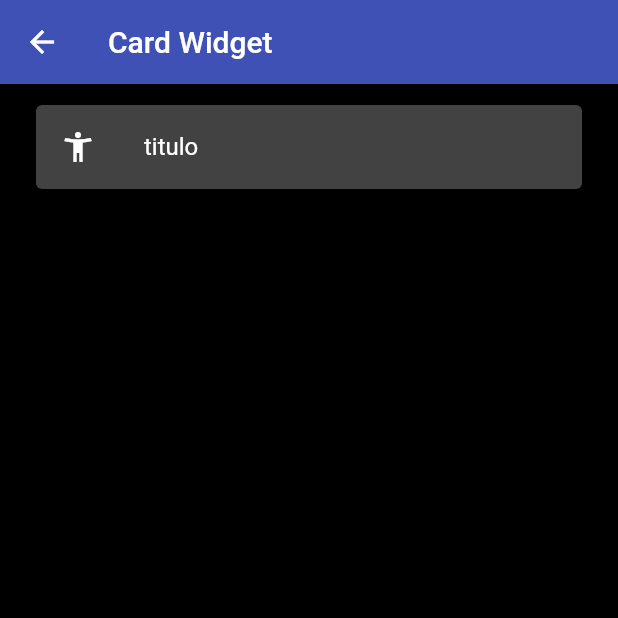
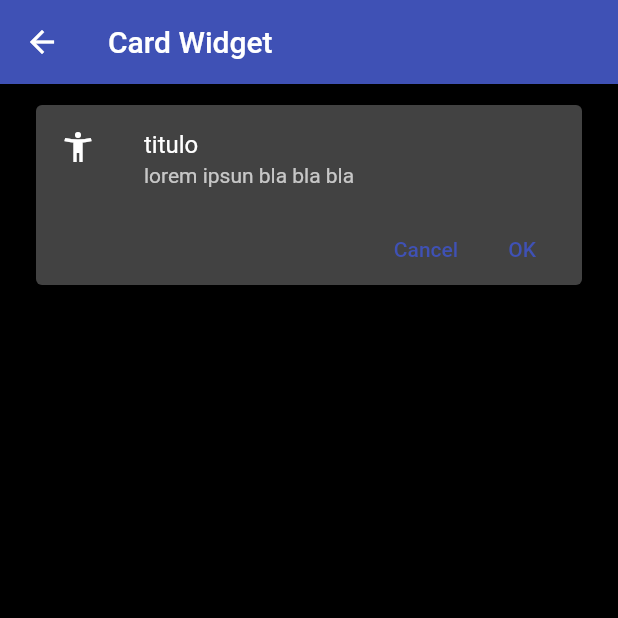
Before and after one commit to lgramirez/flutter-counter-app, a Flutter app: the CardScreen screen opened by its route, on a phone screen of 412 x 824 dp, the top half of it. Run offline on Flutter 3.47's test engine with Material 2 defaults, Android fonts, the phone set to English and light mode, and no system bars.

Commit message:
Create custom widget

```diff
--- a/lib/screens/card_screen.dart
+++ b/lib/screens/card_screen.dart
@@ -1,4 +1,5 @@
 import 'package:flutter/material.dart';
+import 'package:fl_components/widgets/widgets.dart';
 
 class CardScreen extends StatelessWidget {
   const CardScreen({Key? key}) : super(key: key);
@@ -11,18 +12,7 @@ class CardScreen extends StatelessWidget {
         ),
         body: ListView(
           padding: const EdgeInsets.symmetric(horizontal: 20, vertical: 10),
-          children: [
-            Card(
-              child: Column(
-                children: const [
-                  ListTile(
-                    title: Text('titulo'),
-                    leading: Icon(Icons.accessibility_new_outlined),
-                  )
-                ],
-              ),
-            )
-          ],
+          children: const [CustomCardType1()],
         ));
   }
 }
--- a/lib/theme/app_theme.dart
+++ b/lib/theme/app_theme.dart
@@ -4,12 +4,15 @@ class AppTheme {
   static const Color primary = Colors.indigo;
 
   static final ThemeData lightTheme = ThemeData.light().copyWith(
-      // color primario
-      primaryColor: primary,
-      // Appbar Theme
-      // copyWith nos permite tener una copia de todo el tema
-      // light y unicamente sobreescribir las propiedades que queremos
-      appBarTheme: const AppBarTheme(color: primary, elevation: 0));
+    // color primario
+    primaryColor: primary,
+    // Appbar Theme
+    // copyWith nos permite tener una copia de todo el tema
+    // light y unicamente sobreescribir las propiedades que queremos
+    appBarTheme: const AppBarTheme(color: primary, elevation: 0),
+    textButtonTheme: TextButtonThemeData(
+        style: TextButton.styleFrom(foregroundColor: primary)),
+  );
 
   static final ThemeData darkTheme = ThemeData.dark().copyWith(
       // color primario
@@ -18,5 +21,8 @@ class AppTheme {
       // copyWith nos permite tener una copia de todo el tema
       // light y unicamente sobreescribir las propiedades que queremos
       appBarTheme: const AppBarTheme(color: primary, elevation: 0),
-      scaffoldBackgroundColor: Colors.black);
+      scaffoldBackgroundColor: Colors.black,
+      textButtonTheme: TextButtonThemeData(
+          // para estilizar los botones de un TextButton
+          style: TextButton.styleFrom(foregroundColor: primary)));
 }
--- /dev/null
+++ b/lib/widgets/custom_card_type_1.dart
@@ -0,0 +1,32 @@
+import 'package:flutter/material.dart';
+
+class CustomCardType1 extends StatelessWidget {
+  const CustomCardType1({
+    super.key,
+  });
+
+  @override
+  Widget build(BuildContext context) {
+    return Card(
+      child: Column(
+        children: [
+          const ListTile(
+            title: Text('titulo'),
+            leading: Icon(Icons.accessibility_new_outlined),
+            subtitle: Text('lorem ipsun bla bla bla'),
+          ),
+          Padding(
+            padding: const EdgeInsets.only(right: 8),
+            child: Row(
+              mainAxisAlignment: MainAxisAlignment.end,
+              children: [
+                TextButton(onPressed: () {}, child: const Text('Cancel')),
+                TextButton(onPressed: () {}, child: const Text('OK'))
+              ],
+            ),
+          )
+        ],
+      ),
+    );
+  }
+}
--- /dev/null
+++ b/lib/widgets/widgets.dart
@@ -0,0 +1 @@
+export 'package:fl_components/widgets/custom_card_type_1.dart';
```
